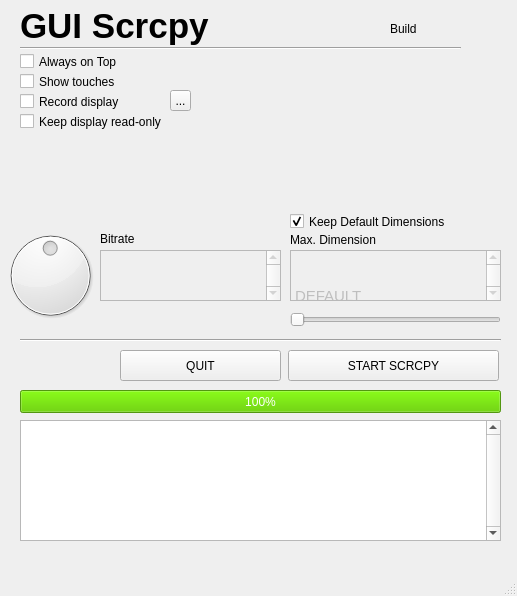
The window that mainwindow.ui (srevinsaju/guiscrcpy) describes before a commit, drawn with Qt 5.
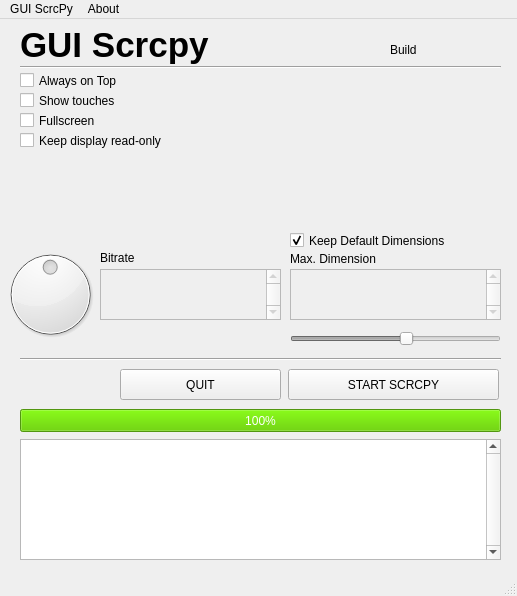
The same window after the commit.

```diff
--- a/mainwindow.ui
+++ b/mainwindow.ui
@@ -89,15 +89,20 @@
                         <height>51</height>
                     </rect>
                 </property>
+                <property name="font">
+                    <font>
+                        <pointsize>24</pointsize>
+                    </font>
+                </property>
                 <property name="html">
                     <string>&lt;!DOCTYPE HTML PUBLIC &quot;-//W3C//DTD HTML 4.0//EN&quot; &quot;http://www.w3.org/TR/REC-html40/strict.dtd&quot;&gt;
                         &lt;html&gt;&lt;head&gt;&lt;meta name=&quot;qrichtext&quot; content=&quot;1&quot; /&gt;&lt;style
                         type=&quot;text/css&quot;&gt;
                         p, li { white-space: pre-wrap; }
-                        &lt;/style&gt;&lt;/head&gt;&lt;body style=&quot; font-family:'Ubuntu'; font-size:11pt;
+                        &lt;/style&gt;&lt;/head&gt;&lt;body style=&quot; font-family:'Ubuntu'; font-size:24pt;
                         font-weight:400; font-style:normal;&quot;&gt;
                         &lt;p style=&quot; margin-top:0px; margin-bottom:0px; margin-left:0px; margin-right:0px;
-                        -qt-block-indent:0; text-indent:0px;&quot;&gt;DEFAULT&lt;/p&gt;&lt;/body&gt;&lt;/html&gt;
+                        -qt-block-indent:0; text-indent:0px;&quot;&gt;&lt;span style=&quot; font-weight:600;&quot;&gt;DEFAULT&lt;/span&gt;&lt;/p&gt;&lt;/body&gt;&lt;/html&gt;
                     </string>
                 </property>
             </widget>
@@ -127,20 +132,7 @@
                     <string>Show touches</string>
                 </property>
             </widget>
-            <widget class="QCheckBox" name="checkBox_3">
-                <property name="geometry">
-                    <rect>
-                        <x>20</x>
-                        <y>90</y>
-                        <width>151</width>
-                        <height>23</height>
-                    </rect>
-                </property>
-                <property name="text">
-                    <string>Record display</string>
-                </property>
-            </widget>
-            <widget class="QCheckBox" name="checkBox">
+            <widget class="QCheckBox" name="aotop">
                 <property name="geometry">
                     <rect>
                         <x>20</x>
@@ -167,7 +159,7 @@
                 </property>
                 <property name="font">
                     <font>
-                        <pointsize>25</pointsize>
+                        <pointsize>24</pointsize>
                         <weight>75</weight>
                         <bold>true</bold>
                     </font>
@@ -177,10 +169,10 @@
                         &lt;html&gt;&lt;head&gt;&lt;meta name=&quot;qrichtext&quot; content=&quot;1&quot; /&gt;&lt;style
                         type=&quot;text/css&quot;&gt;
                         p, li { white-space: pre-wrap; }
-                        &lt;/style&gt;&lt;/head&gt;&lt;body style=&quot; font-family:'Ubuntu'; font-size:25pt;
+                        &lt;/style&gt;&lt;/head&gt;&lt;body style=&quot; font-family:'Ubuntu'; font-size:24pt;
                         font-weight:600; font-style:normal;&quot;&gt;
                         &lt;p style=&quot; margin-top:0px; margin-bottom:0px; margin-left:0px; margin-right:0px;
-                        -qt-block-indent:0; text-indent:0px;&quot;&gt;8000 KB/s&lt;/p&gt;&lt;/body&gt;&lt;/html&gt;
+                        -qt-block-indent:0; text-indent:0px;&quot;&gt;8000 KB/s &lt;/p&gt;&lt;/body&gt;&lt;/html&gt;
                     </string>
                 </property>
             </widget>
@@ -189,8 +181,8 @@
                     <rect>
                         <x>390</x>
                         <y>20</y>
-                        <width>67</width>
-                        <height>17</height>
+                        <width>111</width>
+                        <height>21</height>
                     </rect>
                 </property>
                 <property name="text">
@@ -215,6 +207,9 @@
                 <property name="maximum">
                     <number>2048</number>
                 </property>
+                <property name="value">
+                    <number>1280</number>
+                </property>
                 <property name="orientation">
                     <enum>Qt::Horizontal</enum>
                 </property>
@@ -303,7 +298,7 @@
                     <rect>
                         <x>20</x>
                         <y>40</y>
-                        <width>441</width>
+                        <width>481</width>
                         <height>16</height>
                     </rect>
                 </property>
@@ -311,19 +306,6 @@
                     <enum>Qt::Horizontal</enum>
                 </property>
             </widget>
-            <widget class="QToolButton" name="toolButton">
-                <property name="geometry">
-                    <rect>
-                        <x>170</x>
-                        <y>90</y>
-                        <width>21</width>
-                        <height>21</height>
-                    </rect>
-                </property>
-                <property name="text">
-                    <string>...</string>
-                </property>
-            </widget>
             <widget class="QLabel" name="label">
                 <property name="geometry">
                     <rect>
@@ -379,6 +361,19 @@
                     <bool>true</bool>
                 </property>
             </widget>
+            <widget class="QCheckBox" name="fullscreen">
+                <property name="geometry">
+                    <rect>
+                        <x>20</x>
+                        <y>90</y>
+                        <width>251</width>
+                        <height>23</height>
+                    </rect>
+                </property>
+                <property name="text">
+                    <string>Fullscreen</string>
+                </property>
+            </widget>
         </widget>
         <widget class="QMenuBar" name="menubar">
             <property name="geometry">
@@ -389,6 +384,18 @@
                     <height>22</height>
                 </rect>
             </property>
+            <widget class="QMenu" name="menuGUI_ScrcPy">
+                <property name="title">
+                    <string>GUI ScrcPy</string>
+                </property>
+            </widget>
+            <widget class="QMenu" name="menuAbout">
+                <property name="title">
+                    <string>About</string>
+                </property>
+            </widget>
+            <addaction name="menuGUI_ScrcPy"/>
+            <addaction name="menuAbout"/>
         </widget>
         <widget class="QStatusBar" name="statusbar"/>
     </widget>
```
Left out of the diff: 4 changed lines with no effect on the pictures.
